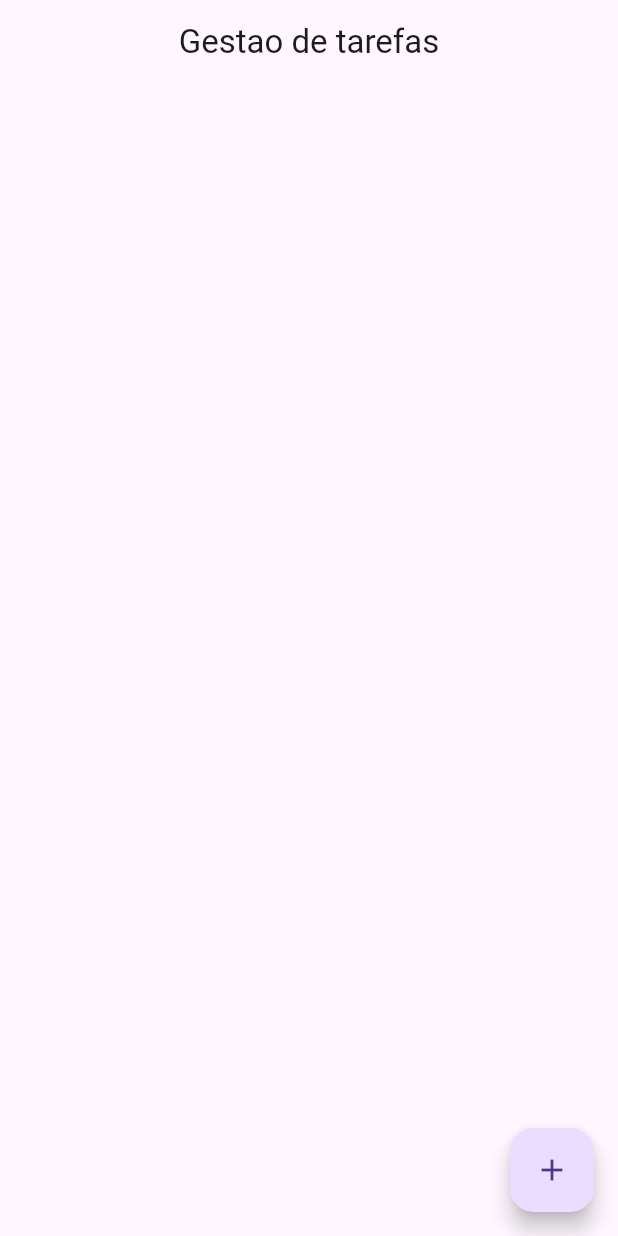
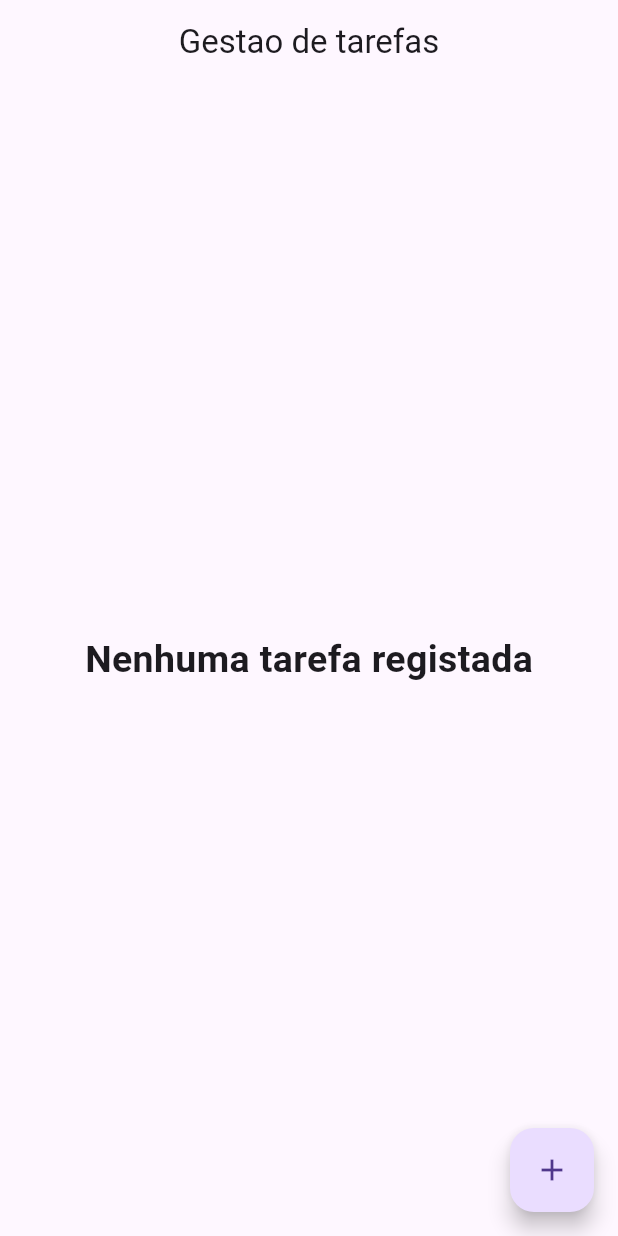
Before and after one commit to Aylton-Sitefane/todoapp, a Flutter app: the screen it shows after launch, on a phone screen of 412 x 824 dp. Run offline on Flutter 3.47's test engine with Material 3 defaults, Android fonts, the phone set to English and light mode, and no system bars; our stand-ins replace bloc, equatable, flutter_bloc.

Commit message:
Refactor MyBody component for improved task management

```diff
--- /dev/null
+++ b/lib/views/home/components/task_list.dart
@@ -0,0 +1,55 @@
+import 'package:flutter/material.dart';
+import 'package:flutter_bloc/flutter_bloc.dart';
+import 'package:todoapp/bloc/events/task_event_bloc.dart';
+import 'package:todoapp/bloc/states/task_state_bloc.dart';
+import 'package:todoapp/bloc/task_bloc.dart';
+import 'package:todoapp/views/home/components/task_item.dart';
+
+class TaskList extends StatelessWidget {
+  const TaskList({
+    super.key,
+  });
+
+  @override
+  Widget build(BuildContext context) {
+    return BlocBuilder<TaskBloc, TaskState>(
+      builder: (context, state) {
+        //Estado inicial do estado
+        if (state is TaskInitialState) {
+          context.read<TaskBloc>().add(LoadTasksEvents());
+          return const Center(
+            child: CircularProgressIndicator(),
+          );
+          // Estado de carregamento do estado
+        } else if (state is TaskLoadingState) {
+          return const Center(
+            child: CircularProgressIndicator(),
+          );
+          //Extado processado com sucesso
+        } else if (state is TaskLoadedState) {
+          final tasks = state.tasks;
+
+          return tasks.isEmpty
+              ?  const Center(
+                  child: Text('Nenhuma tarefa registada', style: TextStyle(fontSize: 25, fontWeight: FontWeight.bold),),
+                )
+              :  ListView.builder(
+                  itemCount: tasks.length,
+                  itemBuilder: (context, index) {
+                    final task = tasks[index];
+                    return TaskItem(task: task);
+                  },
+                );
+        } else if (state is TaskErrorState) {
+          return Center(
+            child: Text(state.error),
+          );
+        } else {
+          return const Center(
+            child: Text('Estado desconhecido'),
+          );
+        }
+      },
+    );
+  }
+}
```
Also changed, not shown: lib/views/home/components/my_body.dart (+2 -143 lines), lib/views/home/components/show_update_task_dialog.dart (added, +68 -0 lines), lib/views/home/components/task_item.dart (added, +58 -0 lines).
